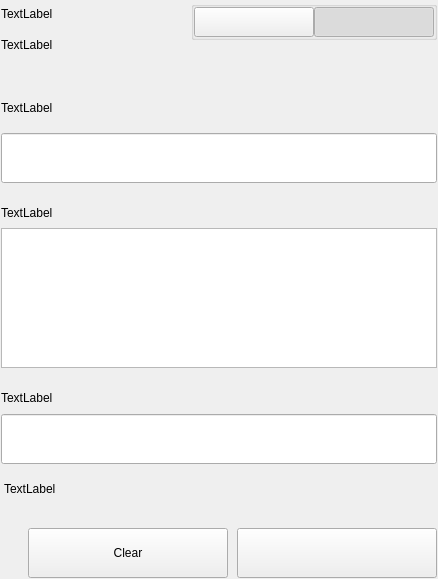
Old version of the form src/qt/guapcoin/settings/forms/settingssignmessagewidgets.ui in the repository guapcrypto/Guapcoin.
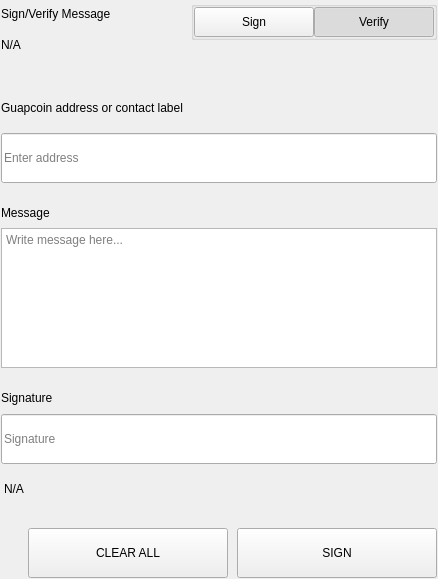
New version of the form.

Diff of the .ui file:
```diff
--- a/src/qt/guapcoin/settings/forms/settingssignmessagewidgets.ui
+++ b/src/qt/guapcoin/settings/forms/settingssignmessagewidgets.ui
@@ -75,14 +75,14 @@
              <item>
               <widget class="QLabel" name="labelTitle">
                <property name="text">
-                <string>TextLabel</string>
+                <string>Sign/Verify Message</string>
                </property>
               </widget>
              </item>
              <item>
               <widget class="QLabel" name="labelSubtitle1">
                <property name="text">
-                <string>TextLabel</string>
+                <string notr="true">N/A</string>
                </property>
                <property name="wordWrap">
                 <bool>true</bool>
@@ -162,7 +162,7 @@
                     <enum>Qt::NoFocus</enum>
                    </property>
                    <property name="text">
-                    <string/>
+                    <string>Sign</string>
                    </property>
                    <property name="checkable">
                     <bool>true</bool>
@@ -190,7 +190,7 @@
                     <enum>Qt::NoFocus</enum>
                    </property>
                    <property name="text">
-                    <string/>
+                    <string>Verify</string>
                    </property>
                    <property name="checkable">
                     <bool>true</bool>
@@ -276,7 +276,7 @@
                </size>
               </property>
               <property name="text">
-               <string>TextLabel</string>
+               <string>Guapcoin address or contact label</string>
               </property>
              </widget>
             </item>
@@ -294,6 +294,9 @@
                 <height>50</height>
                </size>
               </property>
+              <property name="placeholderText">
+               <string>Enter address</string>
+              </property>
              </widget>
             </item>
            </layout>
@@ -335,7 +338,7 @@
               </size>
              </property>
              <property name="text">
-              <string>TextLabel</string>
+              <string>Message</string>
              </property>
             </widget>
            </item>
@@ -353,6 +356,9 @@
                <height>140</height>
               </size>
              </property>
+             <property name="placeholderText">
+              <string>Write message here...</string>
+             </property>
             </widget>
            </item>
           </layout>
@@ -415,7 +421,7 @@
                </size>
               </property>
               <property name="text">
-               <string>TextLabel</string>
+               <string>Signature</string>
               </property>
              </widget>
             </item>
@@ -427,6 +433,9 @@
                 <height>50</height>
                </size>
               </property>
+              <property name="placeholderText">
+               <string>Signature</string>
+              </property>
              </widget>
             </item>
            </layout>
@@ -438,7 +447,7 @@
             <string notr="true">padding-top:5px;</string>
            </property>
            <property name="text">
-            <string>TextLabel</string>
+            <string notr="true">N/A</string>
            </property>
           </widget>
          </item>
@@ -491,7 +500,7 @@
               <enum>Qt::NoFocus</enum>
              </property>
              <property name="text">
-              <string>Clear</string>
+              <string>CLEAR ALL</string>
              </property>
             </widget>
            </item>
@@ -513,7 +522,7 @@
               <enum>Qt::NoFocus</enum>
              </property>
              <property name="text">
-              <string/>
+              <string>SIGN</string>
              </property>
             </widget>
            </item>
```
